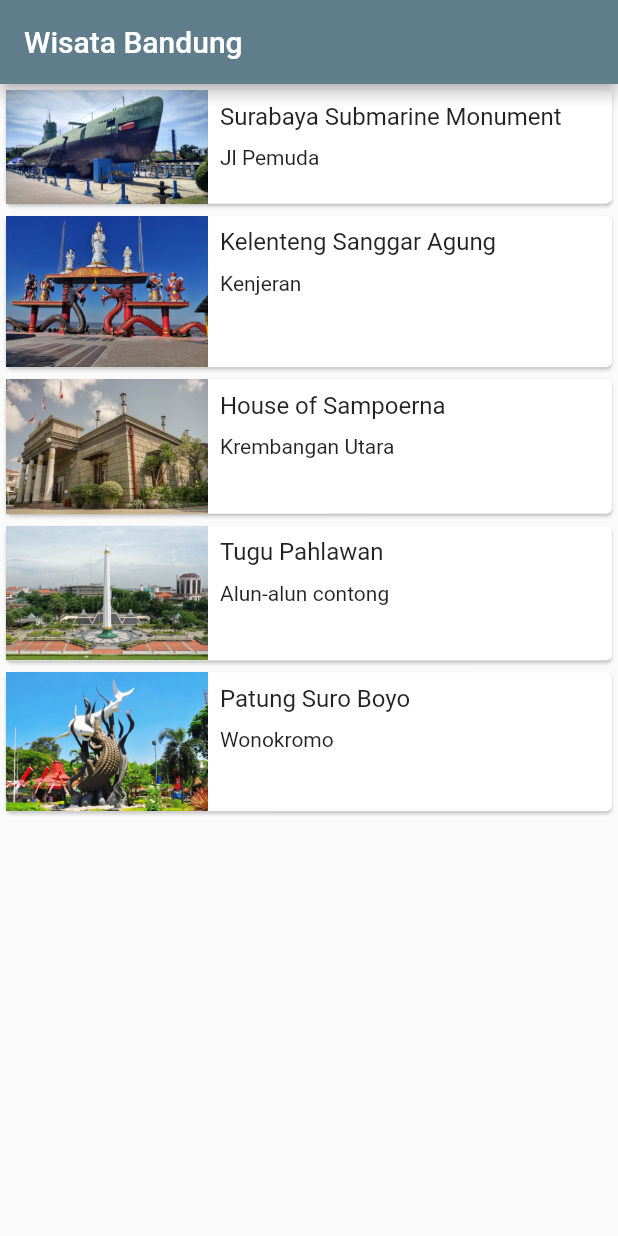
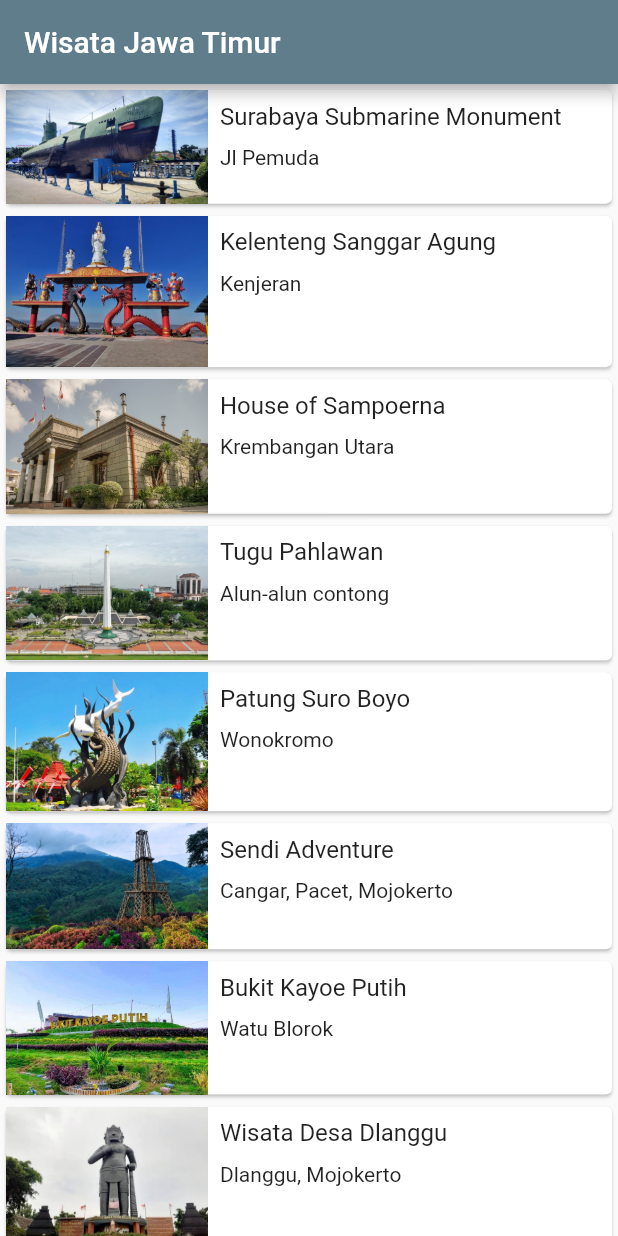
Before and after one commit to ex-dec/workshop_perangkat_bergerak, a Flutter app: the screen it shows after launch, on a phone screen of 412 x 824 dp. Run offline on Flutter 3.47's test engine with Material 2 defaults, Android fonts, the phone set to English and light mode, and no system bars.

Commit message:
update: add list of tourism place

```diff
--- a/lib/detail_screen.dart
+++ b/lib/detail_screen.dart
@@ -18,7 +18,7 @@ class DetailScreen extends StatelessWidget {
                 place.imageAsset,
             ),
             Container(
-              margin: const EdgeInsets.only(top: 15),
+              margin: const EdgeInsets.only(top: 10),
               child: Text(
                 place.name,
                 textAlign: TextAlign.center,
@@ -29,7 +29,7 @@ class DetailScreen extends StatelessWidget {
               ),
             ),
             Container(
-              margin: const EdgeInsets.symmetric(vertical: 15),
+              margin: const EdgeInsets.symmetric(vertical: 10),
               child: Row(
                 mainAxisAlignment: MainAxisAlignment.spaceAround,
                 children: <Widget> [
@@ -55,7 +55,7 @@ class DetailScreen extends StatelessWidget {
               ),
             ),
             Container(
-              margin: const EdgeInsets.only(top: 10, left: 30, right: 30, bottom: 20),
+              margin: const EdgeInsets.only(top: 10, left: 20, right: 20, bottom: 20),
               child: const Text(
                 "Museum inside a decommisssioned Russion war submarine with tours & an adjacent park with cafes. Clean and well maintained. Car park cost 10k, entrace fee 15k/person. You can see KRI Pasopati there, it is a russian whiskey class. You can also watch the video about the Indonesian Navy at building beside the submarine",
                 textAlign: TextAlign.center,
@@ -66,7 +66,7 @@ class DetailScreen extends StatelessWidget {
               ),
             ),
             SizedBox(
-              height: 150,
+              height: 125,
               child: ListView(
                 scrollDirection: Axis.horizontal,
                 children: <Widget> [
--- a/lib/main_screen.dart
+++ b/lib/main_screen.dart
@@ -9,7 +9,7 @@ class MainScreen extends StatelessWidget {
   Widget build(BuildContext context){
     return Scaffold(
       appBar: AppBar(
-        title: const Text("Wisata Bandung"),
+        title: const Text("Wisata Jawa Timur"),
       ),
       body: ListView.builder(itemBuilder: (context, index){
         final TourismPlace place = tourismPlaceList[index];
--- a/lib/model/tourism_place.dart
+++ b/lib/model/tourism_place.dart
@@ -8,8 +8,6 @@ class TourismPlace {
     required this.location,
     required this.imageAsset,
   });
-
-
 }
 
 var tourismPlaceList = [
@@ -38,4 +36,29 @@ var tourismPlaceList = [
       location: 'Wonokromo',
       imageAsset: 'assets/images/sby.jpg'
   ),
+  TourismPlace(
+      name: 'Sendi Adventure',
+      location: 'Cangar, Pacet, Mojokerto',
+      imageAsset: 'assets/images/sendi.jpg'
+  ),
+  TourismPlace(
+      name: 'Bukit Kayoe Putih',
+      location: 'Watu Blorok',
+      imageAsset: 'assets/images/kayoeputih.jpg'
+  ),
+  TourismPlace(
+      name: 'Wisata Desa Dlanggu',
+      location: 'Dlanggu, Mojokerto',
+      imageAsset: 'assets/images/wd.jpg'
+  ),
+  TourismPlace(
+      name: 'Air Panas Pacet',
+      location: 'Pacet, Mojokerto',
+      imageAsset: 'assets/images/airpanas.jpg'
+  ),
+  TourismPlace(
+      name: 'Patung Buddha Tidur',
+      location: 'Kawasan budaya trowulan, Mojokerto',
+      imageAsset: 'assets/images/buddha.jpg'
+  ),
 ];
```
Also changed, not shown: assets/images/airpanas.jpg (added), assets/images/buddha.jpg (added), assets/images/kayoeputih.jpg (added), assets/images/sendi.jpg (added), assets/images/wd.jpg (added).
